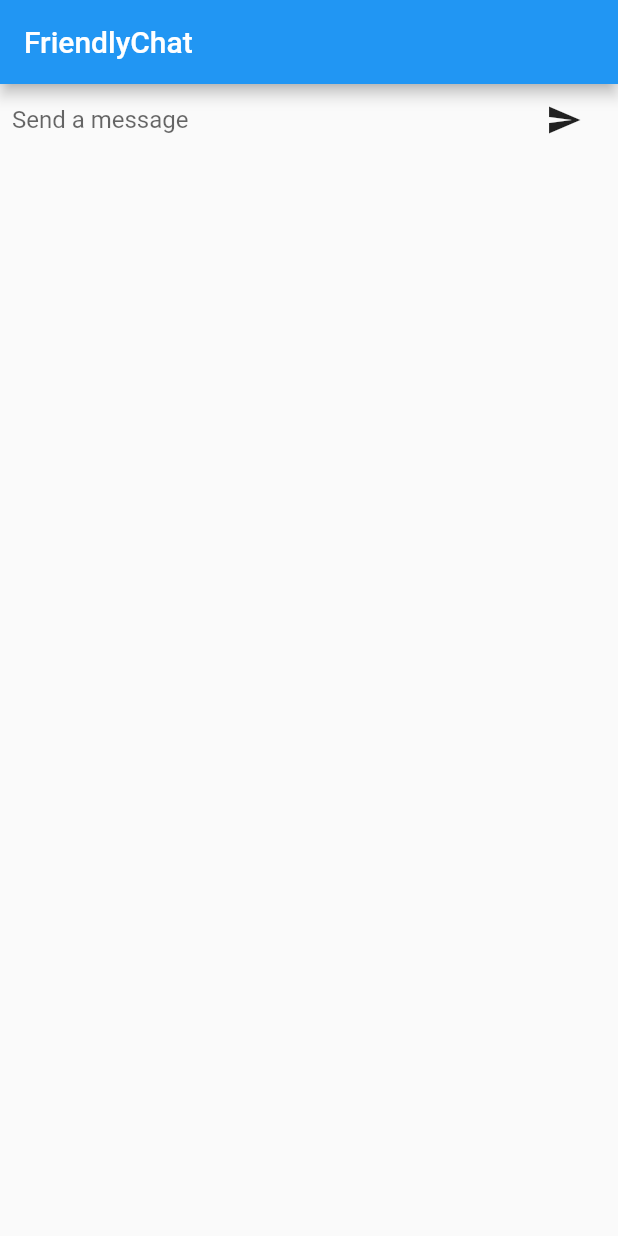
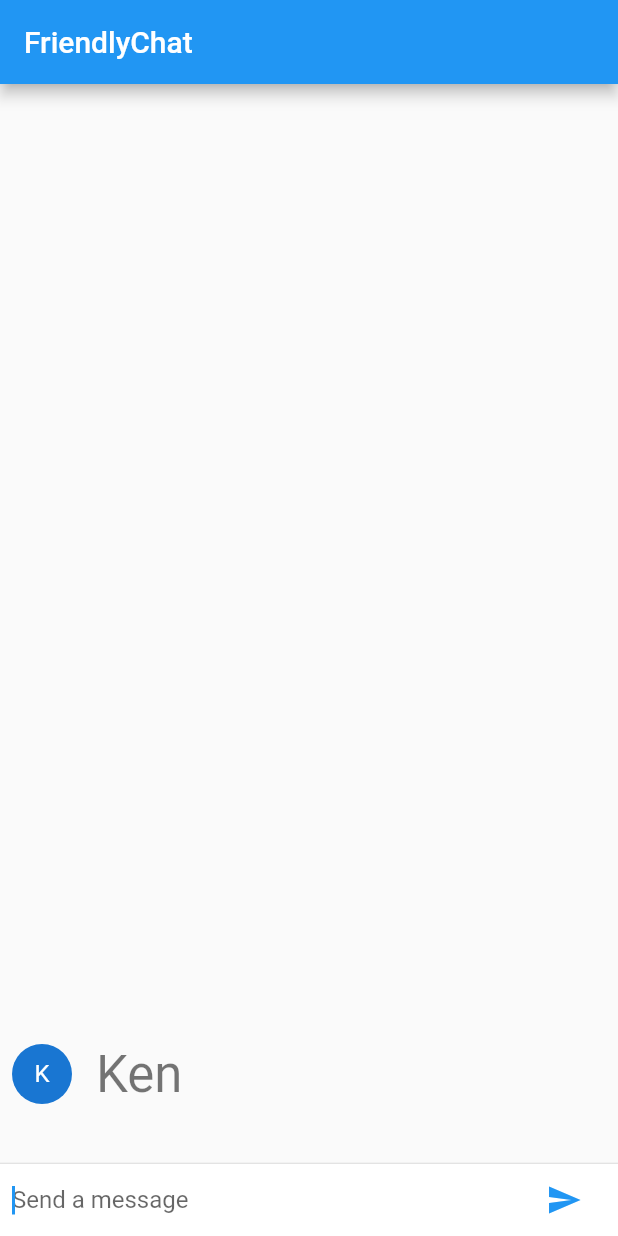
Before and after one commit to KenPhetmany/Flutter-Tutorial02, a Flutter app: the screen it shows after launch, after a tap on the "send" icon, on a phone screen of 412 x 824 dp. Run offline on Flutter 3.47's test engine with Material 2 defaults, Android fonts, the phone set to English and light mode, and no system bars.

Commit message:
Added Display Messages and Name

```diff
--- a/lib/main.dart
+++ b/lib/main.dart
@@ -3,6 +3,8 @@ import 'package:flutter/material.dart';
 void main() {
   runApp(const FriendlyChatApp());
 }
+
+String _name = 'Ken';
 
 class FriendlyChatApp extends StatelessWidget {
   const FriendlyChatApp({
@@ -18,6 +20,39 @@ class FriendlyChatApp extends StatelessWidget {
   }
 }
 
+class ChatMessage extends StatelessWidget {
+  const ChatMessage({
+    required this.text,
+    Key? key,
+  }) : super(key: key);
+  final String text;
+
+  @override
+  Widget build(BuildContext context) {
+    return Container(
+        margin: const EdgeInsets.symmetric(vertical: 10.0),
+        child: Row(
+          crossAxisAlignment: CrossAxisAlignment.start,
+          children: [
+            Container(
+              margin: const EdgeInsets.only(right: 16.0),
+              child: CircleAvatar(child: Text(_name[0])),
+            ),
+            Column(
+              crossAxisAlignment: CrossAxisAlignment.start,
+              children: [
+                Text(_name, style: Theme.of(context).textTheme.headline4),
+                Container(
+                  margin: const EdgeInsets.only(top: 5.0),
+                  child: Text(text),
+                )
+              ],
+            )
+          ],
+        ));
+  }
+}
+
 class ChatScreen extends StatefulWidget {
   const ChatScreen({Key? key}) : super(key: key);
 
@@ -26,14 +61,25 @@ class ChatScreen extends StatefulWidget {
 }
 
 class _ChatScreenState extends State<ChatScreen> {
+  final List<ChatMessage> _messages = [];
   final _textController = TextEditingController();
+  final FocusNode _focusNode = FocusNode();
 
   void _handleSubmitted(String text) {
     _textController.clear();
+    var message = ChatMessage(
+      text: text,
+    );
+    setState(() {
+      _messages.insert(0, message);
+    });
+    _focusNode.requestFocus();
   }
 
   Widget _buildTextComposer() {
-    return Container(
+    return IconTheme(
+      data: IconThemeData(color: Theme.of(context).colorScheme.secondary),
+      child: Container(
         margin: const EdgeInsets.symmetric(horizontal: 8.0),
         child: Row(
           children: [
@@ -43,6 +89,7 @@ class _ChatScreenState extends State<ChatScreen> {
                 onSubmitted: _handleSubmitted,
                 decoration:
                     const InputDecoration.collapsed(hintText: 'Send a message'),
+                focusNode: _focusNode,
               ),
             ),
             Container(
@@ -53,6 +100,7 @@ class _ChatScreenState extends State<ChatScreen> {
                 ))
           ],
         ),
+      ),
     );
   }
 
@@ -62,7 +110,20 @@ class _ChatScreenState extends State<ChatScreen> {
         appBar: AppBar(
           title: const Text('FriendlyChat'),
         ),
-      body: _buildTextComposer(),
-    );
+        body: Column(children: [
+          Flexible(
+            child: ListView.builder(
+              padding: const EdgeInsets.all(8.0),
+              reverse: true,
+              itemBuilder: (_, index) => _messages[index],
+              itemCount: _messages.length,
+            ),
+          ),
+          const Divider(height: 1.0),
+          Container(
+            decoration: BoxDecoration(color: Theme.of(context).cardColor),
+            child: _buildTextComposer(),
+          ),
+        ]));
   }
 }
```
Lines whose indentation alone changed are shown as unchanged.
